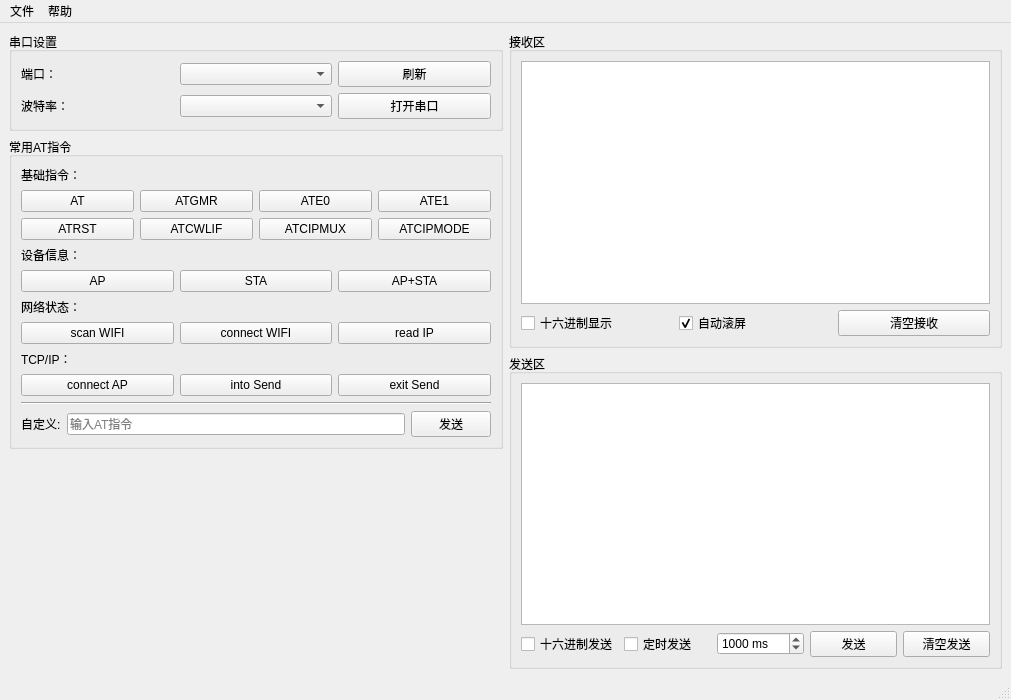
Before: the Qt Designer form mainwindow.ui in angus-tech/ATserialTool, drawn with Qt 5.
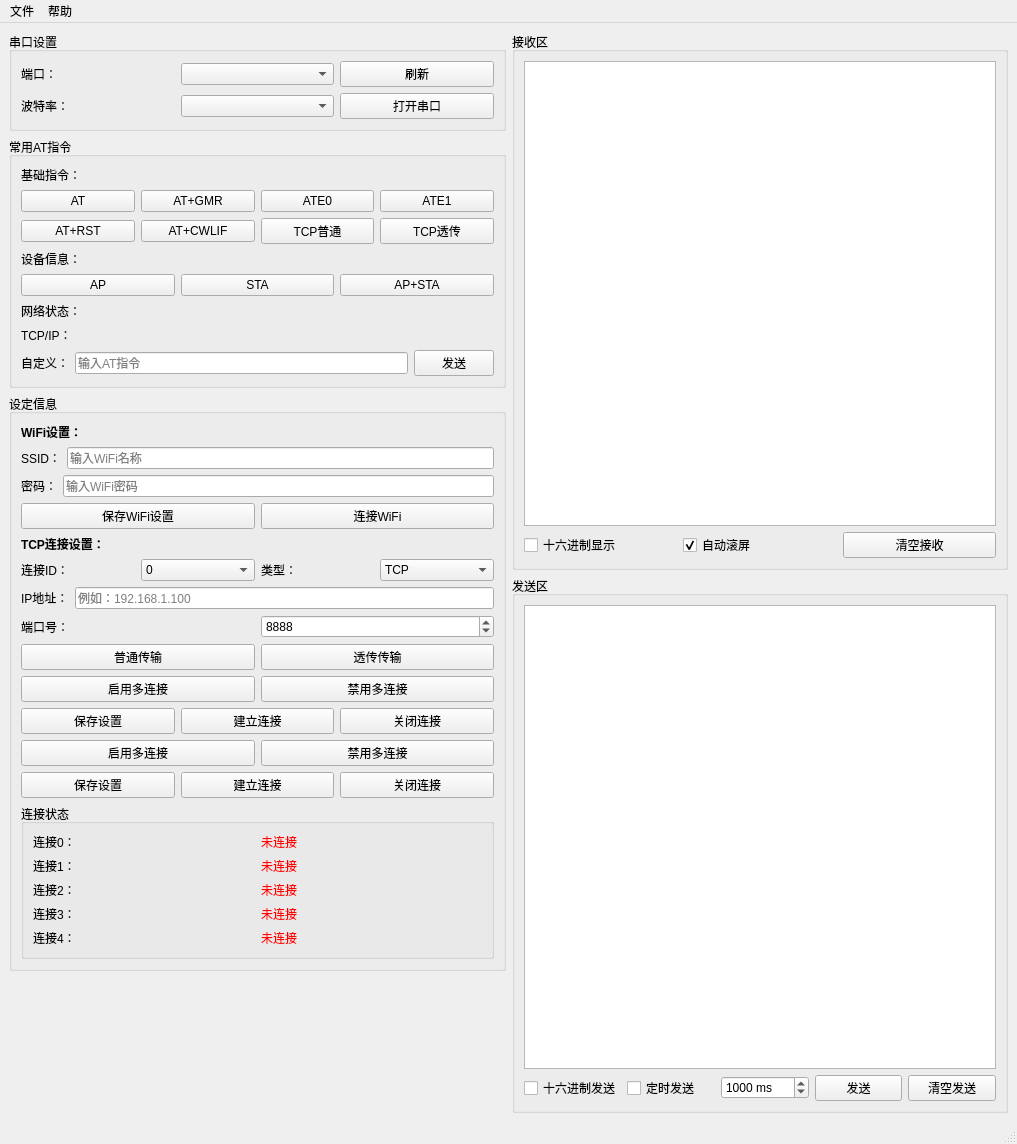
After: the same form once the commit is applied.

The edit to the form file:
```diff
--- a/mainwindow.ui
+++ b/mainwindow.ui
@@ -6,8 +6,8 @@
    <rect>
     <x>0</x>
     <y>0</y>
-    <width>1011</width>
-    <height>700</height>
+    <width>1017</width>
+    <height>1144</height>
    </rect>
   </property>
   <property name="windowTitle">
@@ -93,7 +93,7 @@
            <item>
             <widget class="QPushButton" name="btnATGMR">
              <property name="text">
-              <string>ATGMR</string>
+              <string>AT+GMR</string>
              </property>
             </widget>
            </item>
@@ -118,28 +118,28 @@
            <item>
             <widget class="QPushButton" name="btnATRST">
              <property name="text">
-              <string>ATRST</string>
+              <string>AT+RST</string>
              </property>
             </widget>
            </item>
            <item>
             <widget class="QPushButton" name="btnATCWLIF">
              <property name="text">
-              <string>ATCWLIF</string>
+              <string>AT+CWLIF</string>
              </property>
             </widget>
            </item>
            <item>
             <widget class="QPushButton" name="btnATCIPMUX">
              <property name="text">
-              <string>ATCIPMUX</string>
+              <string>TCP普通</string>
              </property>
             </widget>
            </item>
            <item>
             <widget class="QPushButton" name="btnATCIPMODE">
              <property name="text">
-              <string>ATCIPMODE</string>
+              <string>TCP透传</string>
              </property>
             </widget>
            </item>
@@ -150,9 +150,6 @@
            <property name="text">
             <string>设备信息：</string>
            </property>
-           <property name="topMargin" stdset="0">
-            <number>10</number>
-           </property>
           </widget>
          </item>
          <item>
@@ -185,76 +182,13 @@
            <property name="text">
             <string>网络状态：</string>
            </property>
-           <property name="topMargin" stdset="0">
-            <number>10</number>
-           </property>
           </widget>
          </item>
          <item>
-          <layout class="QHBoxLayout" name="layoutNetwork1">
-           <item>
-            <widget class="QPushButton" name="btnATCWLAP">
-             <property name="text">
-              <string>scan WIFI</string>
-             </property>
-            </widget>
-           </item>
-           <item>
-            <widget class="QPushButton" name="btnATCWJAPwifi">
-             <property name="text">
-              <string>connect WIFI</string>
-             </property>
-            </widget>
-           </item>
-           <item>
-            <widget class="QPushButton" name="btnATCIFSR">
-             <property name="text">
-              <string>read IP</string>
-             </property>
-            </widget>
-           </item>
-          </layout>
-         </item>
-         <item>
-          <widget class="QLabel" name="labelCommu">
+          <widget class="QLabel" name="labelTCP">
            <property name="text">
             <string>TCP/IP：</string>
            </property>
-           <property name="topMargin" stdset="0">
-            <number>10</number>
-           </property>
-          </widget>
-         </item>
-         <item>
-          <layout class="QHBoxLayout" name="layoutSIM1">
-           <item>
-            <widget class="QPushButton" name="btnATCIPSTART">
-             <property name="text">
-              <string>connect AP</string>
-             </property>
-            </widget>
-           </item>
-           <item>
-            <widget class="QPushButton" name="btnATCIPSEND">
-             <property name="text">
-              <string>into Send</string>
-             </property>
-            </widget>
-           </item>
-           <item>
-            <widget class="QPushButton" name="btnATCIPEXIT">
-             <property name="text">
-              <string>exit Send</string>
-             </property>
-            </widget>
-           </item>
-          </layout>
-         </item>
-         <item>
-          <widget class="Line" name="line">
-           <property name="orientation">
-            <enum>Qt::Horizontal</enum>
-           </property>
           </widget>
          </item>
          <item>
@@ -262,7 +196,7 @@
            <item>
             <widget class="QLabel" name="labelCustom">
              <property name="text">
-              <string>自定义:</string>
+              <string>自定义：</string>
              </property>
             </widget>
            </item>
@@ -285,6 +219,415 @@
         </layout>
        </widget>
       </item>
+      <item>
+       <widget class="QGroupBox" name="groupBoxSettings">
+        <property name="title">
+         <string>设定信息</string>
+        </property>
+        <layout class="QVBoxLayout" name="verticalLayoutSettings">
+         <item>
+          <widget class="QLabel" name="labelWiFi">
+           <property name="font">
+            <font>
+             <weight>75</weight>
+             <bold>true</bold>
+            </font>
+           </property>
+           <property name="text">
+            <string>WiFi设置：</string>
+           </property>
+          </widget>
+         </item>
+         <item>
+          <layout class="QHBoxLayout" name="layoutSSID">
+           <item>
+            <widget class="QLabel" name="labelSSID">
+             <property name="text">
+              <string>SSID：</string>
+             </property>
+            </widget>
+           </item>
+           <item>
+            <widget class="QLineEdit" name="lineEditSSID">
+             <property name="placeholderText">
+              <string>输入WiFi名称</string>
+             </property>
+            </widget>
+           </item>
+          </layout>
+         </item>
+         <item>
+          <layout class="QHBoxLayout" name="layoutPassword">
+           <item>
+            <widget class="QLabel" name="labelPassword">
+             <property name="text">
+              <string>密码：</string>
+             </property>
+            </widget>
+           </item>
+           <item>
+            <widget class="QLineEdit" name="lineEditPassword">
+             <property name="echoMode">
+              <enum>QLineEdit::Password</enum>
+             </property>
+             <property name="placeholderText">
+              <string>输入WiFi密码</string>
+             </property>
+            </widget>
+           </item>
+          </layout>
+         </item>
+         <item>
+          <layout class="QHBoxLayout" name="layoutWiFiButtons">
+           <item>
+            <widget class="QPushButton" name="btnSaveWiFi">
+             <property name="text">
+              <string>保存WiFi设置</string>
+             </property>
+            </widget>
+           </item>
+           <item>
+            <widget class="QPushButton" name="btnConnectWithSettings">
+             <property name="text">
+              <string>连接WiFi</string>
+             </property>
+            </widget>
+           </item>
+          </layout>
+         </item>
+         <item>
+          <widget class="QLabel" name="labelTCPset">
+           <property name="font">
+            <font>
+             <weight>75</weight>
+             <bold>true</bold>
+            </font>
+           </property>
+           <property name="text">
+            <string>TCP连接设置：</string>
+           </property>
+          </widget>
+         </item>
+         <item>
+          <layout class="QHBoxLayout" name="layoutConnID">
+           <item>
+            <widget class="QLabel" name="labelConnID">
+             <property name="text">
+              <string>连接ID：</string>
+             </property>
+            </widget>
+           </item>
+           <item>
+            <widget class="QComboBox" name="comboConnID">
+             <item>
+              <property name="text">
+               <string>0</string>
+              </property>
+             </item>
+             <item>
+              <property name="text">
+               <string>1</string>
+              </property>
+             </item>
+             <item>
+              <property name="text">
+               <string>2</string>
+              </property>
+             </item>
+             <item>
+              <property name="text">
+               <string>3</string>
+              </property>
+             </item>
+             <item>
+              <property name="text">
+               <string>4</string>
+              </property>
+             </item>
+            </widget>
+           </item>
+           <item>
+            <widget class="QLabel" name="labelConnType">
+             <property name="text">
+              <string>类型：</string>
+             </property>
+            </widget>
+           </item>
+           <item>
+            <widget class="QComboBox" name="comboConnType">
+             <item>
+              <property name="text">
+               <string>TCP</string>
+              </property>
+             </item>
+             <item>
+              <property name="text">
+               <string>UDP</string>
+              </property>
+             </item>
+             <item>
+              <property name="text">
+               <string>SSL</string>
+              </property>
+             </item>
+            </widget>
+           </item>
+          </layout>
+         </item>
+         <item>
+          <layout class="QHBoxLayout" name="layoutIP">
+           <item>
+            <widget class="QLabel" name="labelIP">
+             <property name="text">
+              <string>IP地址：</string>
+             </property>
+            </widget>
+           </item>
+           <item>
+            <widget class="QLineEdit" name="lineEditIP">
+             <property name="placeholderText">
+              <string>例如：192.168.1.100</string>
+             </property>
+            </widget>
+           </item>
+          </layout>
+         </item>
+         <item>
+          <layout class="QHBoxLayout" name="layoutPort">
+           <item>
+            <widget class="QLabel" name="labelPortNum">
+             <property name="text">
+              <string>端口号：</string>
+             </property>
+            </widget>
+           </item>
+           <item>
+            <widget class="QSpinBox" name="spinPort">
+             <property name="minimum">
+              <number>1</number>
+             </property>
+             <property name="maximum">
+              <number>65535</number>
+             </property>
+             <property name="value">
+              <number>8888</number>
+             </property>
+            </widget>
+           </item>
+          </layout>
+         </item>
+<!-- 新增：普通传输和透传传输按钮 -->
+         <item>
+          <layout class="QHBoxLayout" name="layoutTransferMode">
+           <item>
+            <widget class="QPushButton" name="btnNormalMode">
+             <property name="text">
+              <string>普通传输</string>
+             </property>
+             <property name="toolTip">
+              <string>设置普通传输模式 (AT+CIPMODE=0)</string>
+             </property>
+            </widget>
+           </item>
+           <item>
+            <widget class="QPushButton" name="btnTransparentMode">
+             <property name="text">
+              <string>透传传输</string>
+             </property>
+             <property name="toolTip">
+              <string>设置透传传输模式 (AT+CIPMODE=1)</string>
+             </property>
+            </widget>
+           </item>
+          </layout>
+         </item>
+         
+         <!-- 多连接控制按钮 -->
+         <item>
+          <layout class="QHBoxLayout" name="layoutMultiConn">
+           <item>
+            <widget class="QPushButton" name="btnEnableMux">
+             <property name="text">
+              <string>启用多连接</string>
+             </property>
+            </widget>
+           </item>
+           <item>
+            <widget class="QPushButton" name="btnDisableMux">
+             <property name="text">
+              <string>禁用多连接</string>
+             </property>
+            </widget>
+           </item>
+          </layout>
+         </item>
+         
+         <!-- TCP操作按钮 -->
+         <item>
+          <layout class="QHBoxLayout" name="layoutTCPButtons">
+           <item>
+            <widget class="QPushButton" name="btnSaveTCP">
+             <property name="text">
+              <string>保存设置</string>
+             </property>
+            </widget>
+           </item>
+           <item>
+            <widget class="QPushButton" name="btnConnectTCP">
+             <property name="text">
+              <string>建立连接</string>
+             </property>
+            </widget>
+           </item>
+           <item>
+            <widget class="QPushButton" name="btnCloseConn">
+             <property name="text">
+              <string>关闭连接</string>
+             </property>
+            </widget>
+           </item>
+          </layout>
+         </item>
+         <item>
+          <layout class="QHBoxLayout" name="layoutMultiConn">
+           <item>
+            <widget class="QPushButton" name="btnEnableMux">
+             <property name="text">
+              <string>启用多连接</string>
+             </property>
+            </widget>
+           </item>
+           <item>
+            <widget class="QPushButton" name="btnDisableMux">
+             <property name="text">
+              <string>禁用多连接</string>
+             </property>
+            </widget>
+           </item>
+          </layout>
+         </item>
+         <item>
+          <layout class="QHBoxLayout" name="layoutTCPButtons">
+           <item>
+            <widget class="QPushButton" name="btnSaveTCP">
+             <property name="text">
+              <string>保存设置</string>
+             </property>
+            </widget>
+           </item>
+           <item>
+            <widget class="QPushButton" name="btnConnectTCP">
+             <property name="text">
+              <string>建立连接</string>
+             </property>
+            </widget>
+           </item>
+           <item>
+            <widget class="QPushButton" name="btnCloseConn">
+             <property name="text">
+              <string>关闭连接</string>
+             </property>
+            </widget>
+           </item>
+          </layout>
+         </item>
+         <item>
+          <widget class="QGroupBox" name="groupBoxConnStatus">
+           <property name="title">
+            <string>连接状态</string>
+           </property>
+           <layout class="QGridLayout" name="gridLayoutConnStatus">
+            <item row="0" column="1">
+             <widget class="QLabel" name="labelConn0Status">
+              <property name="styleSheet">
+               <string notr="true">color: red;</string>
+              </property>
+              <property name="text">
+               <string>未连接</string>
+              </property>
+             </widget>
+            </item>
+            <item row="0" column="0">
+             <widget class="QLabel" name="labelConn0">
+              <property name="text">
+               <string>连接0：</string>
+              </property>
+             </widget>
+            </item>
+            <item row="1" column="1">
+             <widget class="QLabel" name="labelConn1Status">
+              <property name="styleSheet">
+               <string notr="true">color: red;</string>
+              </property>
+              <property name="text">
+               <string>未连接</string>
+              </property>
+             </widget>
+            </item>
+            <item row="2" column="1">
+             <widget class="QLabel" name="labelConn2Status">
+              <property name="styleSheet">
+               <string notr="true">color: red;</string>
+              </property>
+              <property name="text">
+               <string>未连接</string>
+              </property>
+             </widget>
+            </item>
+            <item row="3" column="0">
+             <widget class="QLabel" name="labelConn3">
+              <property name="text">
+               <string>连接3：</string>
+              </property>
+             </widget>
+            </item>
+            <item row="4" column="1">
+             <widget class="QLabel" name="labelConn4Status">
+              <property name="styleSheet">
+               <string notr="true">color: red;</string>
+              </property>
+              <property name="text">
+               <string>未连接</string>
+              </property>
+             </widget>
+            </item>
+            <item row="2" column="0">
+             <widget class="QLabel" name="labelConn2">
+              <property name="text">
+               <string>连接2：</string>
+              </property>
+             </widget>
+            </item>
+            <item row="3" column="1">
+             <widget class="QLabel" name="labelConn3Status">
+              <property name="styleSheet">
+               <string notr="true">color: red;</string>
+              </property>
+              <property name="text">
+               <string>未连接</string>
+              </property>
+             </widget>
+            </item>
+            <item row="4" column="0">
+             <widget class="QLabel" name="labelConn4">
+              <property name="text">
+               <string>连接4：</string>
+              </property>
+             </widget>
+            </item>
+            <item row="1" column="0">
+             <widget class="QLabel" name="labelConn1">
+              <property name="text">
+               <string>连接1：</string>
+              </property>
+             </widget>
+            </item>
+           </layout>
+          </widget>
+         </item>
+        </layout>
+       </widget>
+      </item>
       <item>
        <spacer name="verticalSpacer">
         <property name="orientation">
@@ -422,7 +765,7 @@
     <rect>
      <x>0</x>
      <y>0</y>
-     <width>1011</width>
+     <width>1017</width>
      <height>26</height>
     </rect>
    </property>
```
Left out of the diff: 49 changed lines with no effect on the pictures.
